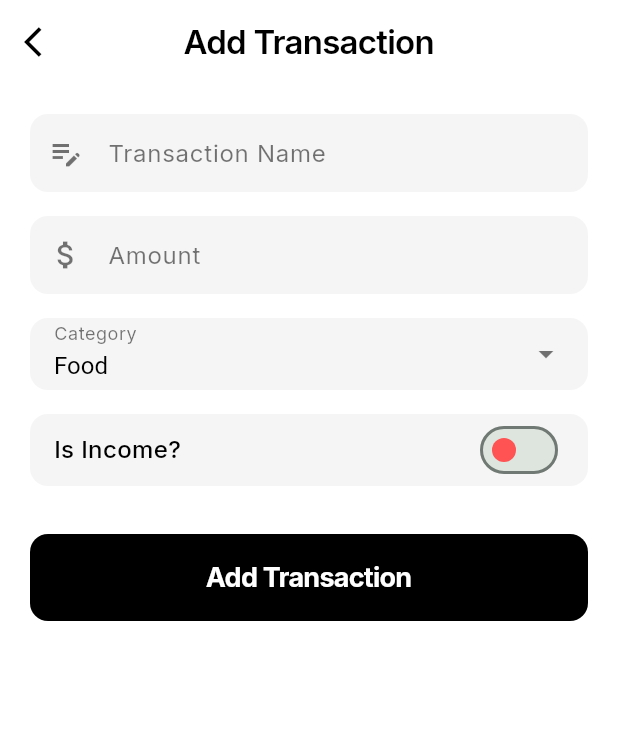
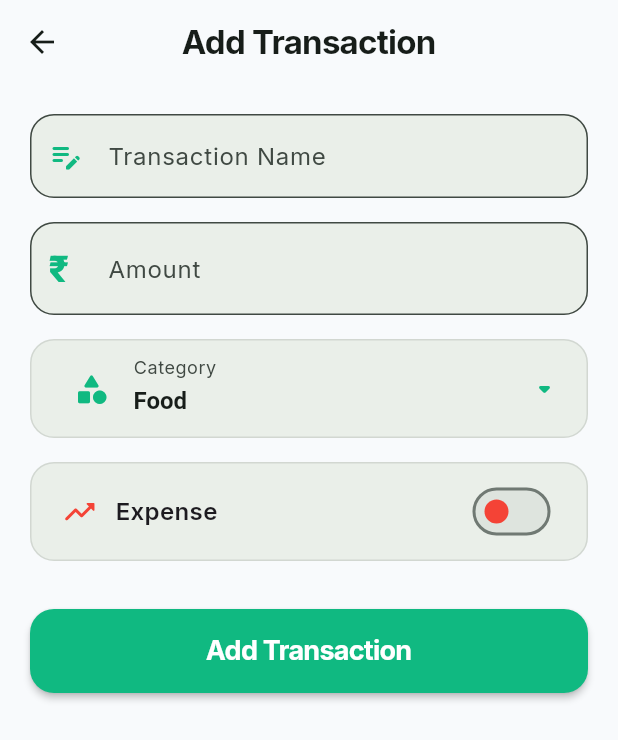
Before and after one commit to abhishek0112cs221008/Finance-Tracker, a Flutter app: the AddTransactionScreen screen opened directly, on a phone screen of 412 x 824 dp. Shown: the top 740 px of the screen. Run offline on Flutter 3.47's test engine with Material 3 defaults, Android fonts, the light colour scheme and no system bars; our stand-ins replace fl_chart, flutter_animate, google_fonts, pdf, printing, shared_preferences and 2 more; accounts and stored records are empty.

Commit message:
update version of app

```diff
--- a/lib/screens/add_transaction_screen.dart
+++ b/lib/screens/add_transaction_screen.dart
@@ -74,206 +74,215 @@ class _AddTransactionScreenState extends State<AddTransactionScreen> {
 
   @override
   Widget build(BuildContext context) {
-    final isDarkMode = Theme.of(context).brightness == Brightness.dark;
-    final backgroundColor = isDarkMode ? const Color(0xFF1C1C1E) : Colors.white;
-    final cardColor = isDarkMode ? const Color(0xFF2C2C2E) : Colors.grey[100]!;
-    final textColor = isDarkMode ? Colors.white : Colors.black;
-    final hintColor = isDarkMode ? Colors.white54 : Colors.black54;
-    final switchTrackColor = isDarkMode
-        ? MaterialStateProperty.all(const Color(0xFF3A3A3C))
-        : null;
+    final colorScheme = Theme.of(context).colorScheme;
+    final isDark = Theme.of(context).brightness == Brightness.dark;
 
     return Scaffold(
-      backgroundColor: backgroundColor,
+      backgroundColor: colorScheme.surface,
       appBar: AppBar(
         title: Text(
           "Add Transaction",
           style: TextStyle(
-            color: textColor,
-            fontWeight: FontWeight.w600,
+            fontWeight: FontWeight.w700,
             letterSpacing: -0.5,
           ),
         ),
         backgroundColor: Colors.transparent,
         elevation: 0,
         centerTitle: true,
-        leading: IconButton(
-          icon: Icon(Icons.arrow_back_ios, color: textColor),
-          onPressed: () => Navigator.of(context).pop(),
-        ),
       ),
       body: SingleChildScrollView(
         padding: const EdgeInsets.all(20),
         child: Column(
           crossAxisAlignment: CrossAxisAlignment.start,
           children: [
-            _buildTextField(
-              "Transaction Name",
-              _nameController,
-              Icons.edit_note,
-              cardColor,
-              textColor,
-              hintColor,
+            // Transaction Name Field
+            TextField(
+              controller: _nameController,
+              style: TextStyle(fontSize: 16, fontWeight: FontWeight.w500),
+              decoration: InputDecoration(
+                labelText: "Transaction Name",
+                prefixIcon: Icon(Icons.edit_note_rounded, color: colorScheme.primary),
+                border: OutlineInputBorder(
+                  borderRadius: BorderRadius.circular(16),
                 ),
+                filled: true,
+                fillColor: isDark
+                    ? colorScheme.surfaceContainerHighest
+                    : colorScheme.surfaceContainer,
+              ),
+            ),
+
             const SizedBox(height: 16),
-            _buildTextField(
-              "Amount",
-              _amountController,
-              Icons.attach_money,
-              cardColor,
-              textColor,
-              hintColor,
-              isNumber: true,
+
+            // Amount Field with Rupay Symbol
+            TextField(
+              controller: _amountController,
+              keyboardType: const TextInputType.numberWithOptions(decimal: true),
+              inputFormatters: [
+                FilteringTextInputFormatter.allow(RegExp(r'^\d+\.?\d{0,2}'))
+              ],
+              style: TextStyle(
+                fontSize: 20,
+                fontWeight: FontWeight.w700,
+                letterSpacing: -0.5,
               ),
+              decoration: InputDecoration(
+                labelText: "Amount",
+                prefixIcon: Container(
+                  padding: const EdgeInsets.all(12),
+                  child: Text(
+                    '₹',
+                    style: TextStyle(
+                      fontSize: 24,
+                      fontWeight: FontWeight.w800,
+                      color: colorScheme.primary,
+                    ),
+                  ),
+                ),
+                border: OutlineInputBorder(
+                  borderRadius: BorderRadius.circular(16),
+                ),
+                filled: true,
+                fillColor: isDark
+                    ? colorScheme.surfaceContainerHighest
+                    : colorScheme.surfaceContainer,
+              ),
+            ),
+
             const SizedBox(height: 16),
-            _buildCategoryDropdown(cardColor, textColor, hintColor),
+
+            // Category Dropdown
+            Container(
+              padding: const EdgeInsets.symmetric(horizontal: 16, vertical: 4),
+              decoration: BoxDecoration(
+                color: isDark
+                    ? colorScheme.surfaceContainerHighest
+                    : colorScheme.surfaceContainer,
+                borderRadius: BorderRadius.circular(16),
+                border: Border.all(
+                  color: colorScheme.outline.withOpacity(0.2),
+                ),
+              ),
+              child: DropdownButtonFormField<String>(
+                value: _selectedCategory,
+                style: TextStyle(
+                  fontSize: 16,
+                  fontWeight: FontWeight.w600,
+                  color: colorScheme.onSurface,
+                ),
+                dropdownColor: isDark
+                    ? colorScheme.surfaceContainerHighest
+                    : colorScheme.surfaceContainer,
+                icon: Icon(Icons.arrow_drop_down_rounded, color: colorScheme.primary),
+                decoration: InputDecoration(
+                  labelText: "Category",
+                  prefixIcon: Icon(Icons.category_rounded, color: colorScheme.primary),
+                  border: InputBorder.none,
+                ),
+                items: ['Food', 'Transport', 'Shopping', 'Entertainment', 'Bills', 'Health', 'Education', 'Others']
+                    .map((cat) => DropdownMenuItem(
+                          value: cat,
+                          child: Text(cat),
+                        ))
+                    .toList(),
+                onChanged: (value) => setState(() => _selectedCategory = value!),
+              ),
+            ),
+
             if (_selectedCategory == 'Others')
-              _buildCustomCategoryField(
-                  cardColor, textColor, hintColor),
+              Padding(
+                padding: const EdgeInsets.only(top: 16),
+                child: TextField(
+                  controller: _customCategoryController,
+                  style: TextStyle(fontSize: 16, fontWeight: FontWeight.w500),
+                  decoration: InputDecoration(
+                    labelText: "Custom Category Name",
+                    prefixIcon: Icon(Icons.edit_rounded, color: colorScheme.primary),
+                    border: OutlineInputBorder(
+                      borderRadius: BorderRadius.circular(16),
+                    ),
+                    filled: true,
+                    fillColor: isDark
+                        ? colorScheme.surfaceContainerHighest
+                        : colorScheme.surfaceContainer,
+                  ),
+                ),
+              ),
+
             const SizedBox(height: 16),
-            _buildSwitchTile(textColor, switchTrackColor),
-            const SizedBox(height: 32),
-            _buildAddButton(textColor, isDarkMode),
+
+            // Income/Expense Toggle
+            Container(
+              decoration: BoxDecoration(
+                color: isDark
+                    ? colorScheme.surfaceContainerHighest
+                    : colorScheme.surfaceContainer,
+                borderRadius: BorderRadius.circular(16),
+                border: Border.all(
+                  color: colorScheme.outline.withOpacity(0.2),
+                ),
+              ),
+              child: Padding(
+                padding: const EdgeInsets.symmetric(horizontal: 20, vertical: 8),
+                child: Row(
+                  mainAxisAlignment: MainAxisAlignment.spaceBetween,
+                  children: [
+                    Row(
+                      children: [
+                        Icon(
+                          _isIncome ? Icons.trending_down_rounded : Icons.trending_up_rounded,
+                          color: _isIncome ? Colors.green : Colors.red,
+                        ),
+                        const SizedBox(width: 12),
+                        Text(
+                          _isIncome ? "Income" : "Expense",
+                          style: TextStyle(
+                            fontSize: 16,
+                            fontWeight: FontWeight.w600,
+                          ),
+                        ),
+                      ],
+                    ),
+                    Switch(
+                      value: _isIncome,
+                      activeColor: Colors.green,
+                      inactiveThumbColor: Colors.red,
+                      onChanged: (value) => setState(() => _isIncome = value),
+                    ),
                   ],
                 ),
               ),
-    );
-  }
+            ),
 
-  Widget _buildTextField(
-      String label,
-      TextEditingController controller,
-      IconData icon,
-      Color fillColor,
-      Color textColor,
-      Color hintColor,
-      {bool isNumber = false}) {
-    return TextField(
-      controller: controller,
-      keyboardType: isNumber
-          ? const TextInputType.numberWithOptions(decimal: true)
-          : TextInputType.text,
-      inputFormatters: isNumber
-          ? [FilteringTextInputFormatter.allow(RegExp(r'^\d+\.?\d{0,2}'))]
-          : null,
-      style: TextStyle(fontSize: 16, color: textColor),
-      cursorColor: Theme.of(context).colorScheme.primary,
-      decoration: InputDecoration(
-        labelText: label,
-        labelStyle: TextStyle(color: hintColor, fontSize: 16),
-        prefixIcon: Icon(icon, color: hintColor),
-        border: OutlineInputBorder(
-          borderRadius: BorderRadius.circular(12),
-          borderSide: BorderSide.none,
+            const SizedBox(height: 32),
+
+            // Add Button
+            SizedBox(
+              width: double.infinity,
+              height: 56,
+              child: FilledButton(
+                onPressed: _addTransaction,
+                style: FilledButton.styleFrom(
+                  backgroundColor: colorScheme.primary,
+                  shape: RoundedRectangleBorder(
+                    borderRadius: BorderRadius.circular(16),
                   ),
-        filled: true,
-        fillColor: fillColor,
-        contentPadding:
-            const EdgeInsets.symmetric(vertical: 14, horizontal: 16),
+                  elevation: 2,
                 ),
-    );
-  }
-
-  Widget _buildCategoryDropdown(
-      Color fillColor, Color textColor, Color hintColor) {
-    return Container(
-      padding: const EdgeInsets.symmetric(horizontal: 16),
-      decoration: BoxDecoration(
-        color: fillColor,
-        borderRadius: BorderRadius.circular(12),
-      ),
-      child: DropdownButtonFormField<String>(
-        value: _selectedCategory,
-        style: TextStyle(color: textColor, fontSize: 16),
-        dropdownColor: fillColor,
-        icon: Icon(Icons.arrow_drop_down, color: hintColor),
-        decoration: InputDecoration(
-          labelText: "Category",
-          labelStyle: TextStyle(color: hintColor, fontSize: 16),
-          border: InputBorder.none,
-          isDense: true,
-        ),
-        items: ['Food', 'Transport', 'Shopping', 'Entertainment', 'Others']
-            .map((cat) => DropdownMenuItem(value: cat, child: Text(cat)))
-            .toList(),
-        onChanged: (value) => setState(() => _selectedCategory = value!),
-      ),
-    );
-  }
-
-  Widget _buildCustomCategoryField(
-      Color fillColor, Color textColor, Color hintColor) {
-    return Padding(
-      padding: const EdgeInsets.only(top: 16),
-      child: _buildTextField(
-        "Custom Category Name",
-        _customCategoryController,
-        Icons.category,
-        fillColor,
-        textColor,
-        hintColor,
-      ),
-    );
-  }
-
-  Widget _buildSwitchTile(
-      Color textColor, MaterialStateProperty<Color?>? trackColor) {
-    return Container(
-      decoration: BoxDecoration(
-        color: Theme.of(context).brightness == Brightness.dark
-            ? const Color(0xFF2C2C2E)
-            : Colors.grey[100],
-        borderRadius: BorderRadius.circular(12),
-      ),
-      child: Padding(
-        padding: const EdgeInsets.symmetric(horizontal: 16),
-        child: Row(
-          mainAxisAlignment: MainAxisAlignment.spaceBetween,
-          children: [
-            Text(
-              "Is Income?",
+                child: Text(
+                  "Add Transaction",
                   style: TextStyle(
-                fontSize: 16,
-                color: textColor,
-                fontWeight: FontWeight.w500,
+                    fontSize: 18,
+                    fontWeight: FontWeight.w700,
+                    letterSpacing: -0.5,
                   ),
                 ),
-            Switch.adaptive(
-              value: _isIncome,
-              activeColor: Colors.greenAccent,
-              inactiveThumbColor: Colors.redAccent,
-              trackColor: trackColor,
-              onChanged: (value) => setState(() => _isIncome = value),
+              ),
             ),
           ],
         ),
       ),
     );
   }
-
-  Widget _buildAddButton(Color textColor, bool isDarkMode) {
-    return SizedBox(
-      width: double.infinity,
-      child: ElevatedButton(
-        onPressed: _addTransaction,
-        style: ElevatedButton.styleFrom(
-          foregroundColor: isDarkMode ? Colors.black : Colors.white,
-          backgroundColor: isDarkMode ? Colors.white : Colors.black,
-          padding: const EdgeInsets.symmetric(vertical: 16),
-          shape: RoundedRectangleBorder(borderRadius: BorderRadius.circular(12)),
-          elevation: 0,
-          shadowColor: Colors.transparent,
-        ),
-        child: Text(
-          "Add Transaction",
-          style: TextStyle(
-            fontSize: 18,
-            fontWeight: FontWeight.bold,
-            letterSpacing: -0.5,
-            color: isDarkMode ? Colors.black : Colors.white,
-          ),
-        ),
-      ),
-    );
 }
-}
--- a/pubspec.yaml
+++ b/pubspec.yaml
@@ -16,7 +16,7 @@ publish_to: 'none' # Remove this line if you wish to publish to pub.dev
 # https://developer.apple.com/library/archive/documentation/General/Reference/InfoPlistKeyReference/Articles/CoreFoundationKeys.html
 # In Windows, build-name is used as the major, minor, and patch parts
 # of the product and file versions while build-number is used as the build suffix.
-version: 2.0.0+13
+version: 3.0.0+1
 
 environment:
   sdk: ^3.6.1
```
Also changed, not shown: 2 other files. Lines whose indentation alone changed are shown as unchanged.
